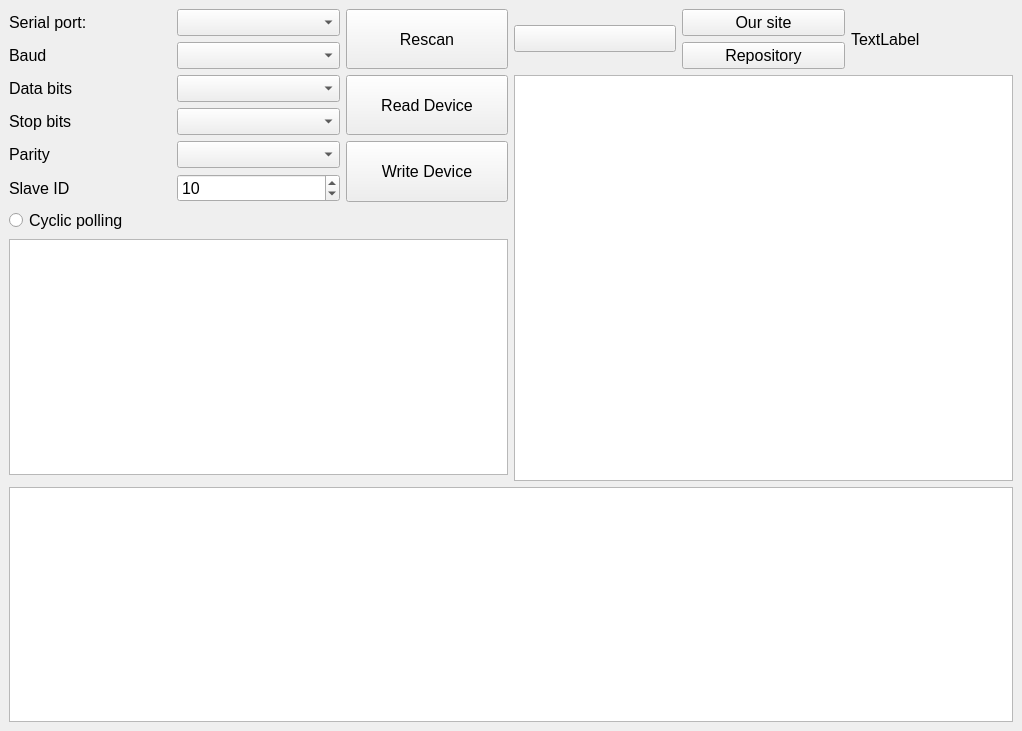
Qt form mainwindow.ui (VarionDrakon/UICD.Configurator) before a commit.
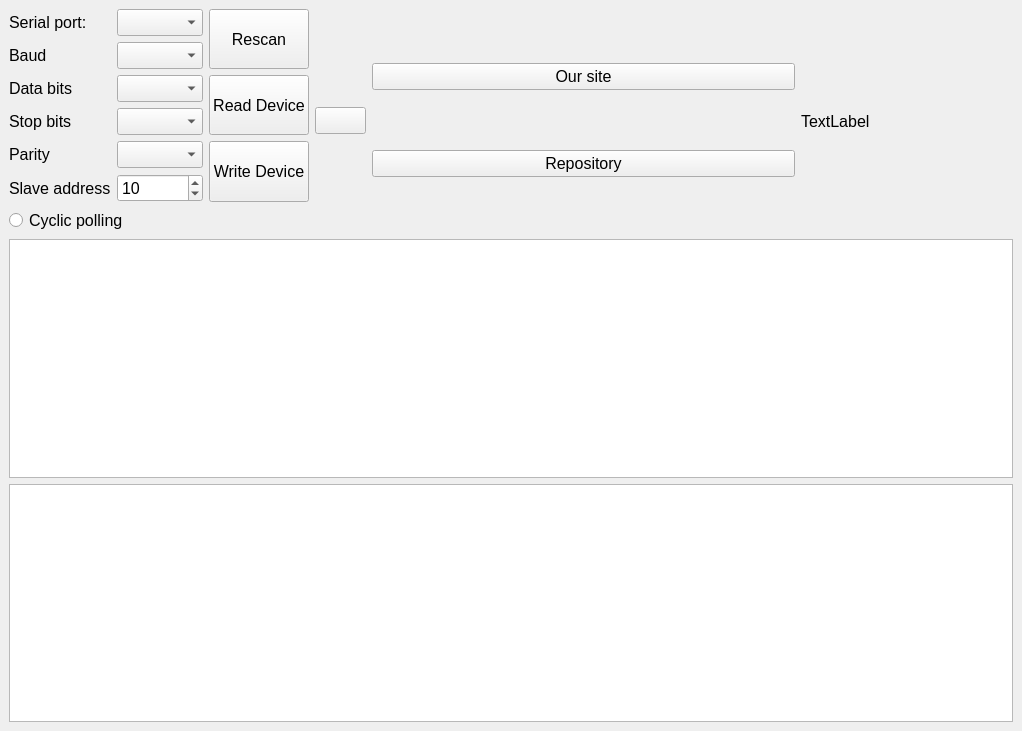
The same form after that commit.

What changed in the file:
```diff
--- a/mainwindow.ui
+++ b/mainwindow.ui
@@ -32,6 +32,12 @@
    <bool>false</bool>
   </property>
   <widget class="QWidget" name="centralwidget">
+   <property name="sizePolicy">
+    <sizepolicy hsizetype="Preferred" vsizetype="Preferred">
+     <horstretch>0</horstretch>
+     <verstretch>0</verstretch>
+    </sizepolicy>
+   </property>
    <layout class="QGridLayout" name="gridLayout" rowstretch="0,0,0,0,0">
     <item row="4" column="0" colspan="2">
      <widget class="QTextBrowser" name="txtbrw_logBrowser">
@@ -68,42 +74,13 @@
       </property>
      </widget>
     </item>
-    <item row="2" column="0">
-     <widget class="QTreeView" name="treeView">
-      <property name="toolTip">
-       <string/>
-      </property>
-      <property name="autoFillBackground">
-       <bool>false</bool>
-      </property>
-      <property name="styleSheet">
-       <string notr="true"/>
-      </property>
-     </widget>
-    </item>
-    <item row="0" column="1">
+    <item row="2" column="0" colspan="2">
+     <layout class="QGridLayout" name="gridLayout_5">
+      <item row="0" column="0">
      <layout class="QGridLayout" name="gridLayout_3">
-      <item row="0" column="2">
-       <layout class="QGridLayout" name="gridLayout_4">
-        <item row="1" column="0">
-         <widget class="QPushButton" name="btnOpenWebRepository">
-          <property name="text">
-           <string>Repository</string>
-          </property>
-         </widget>
-        </item>
-        <item row="0" column="0">
-         <widget class="QPushButton" name="btnOpenWebCompany">
-          <property name="text">
-           <string>Our site</string>
-          </property>
-         </widget>
-        </item>
-       </layout>
-      </item>
       <item row="0" column="0">
        <layout class="QGridLayout" name="gridLayout_2">
-        <item row="0" column="0">
+          <item row="0" column="2">
          <widget class="QPushButton" name="btnChangeTheme">
           <property name="font">
            <font>
@@ -116,36 +93,30 @@
           </property>
          </widget>
         </item>
-       </layout>
-      </item>
-      <item row="0" column="3">
-       <widget class="QLabel" name="lblImageOurCompany">
-        <property name="text">
-         <string>TextLabel</string>
-        </property>
-       </widget>
-      </item>
-     </layout>
-    </item>
-    <item row="1" column="1" rowspan="3">
-     <widget class="QTableView" name="tableView"/>
-    </item>
-    <item row="0" column="0" rowspan="2">
+          <item row="0" column="0" colspan="2">
      <layout class="QGridLayout" name="grid_TableTextModbusConfig">
-      <item row="4" column="1">
-       <widget class="QComboBox" name="cmbx_listStopBits">
-        <property name="styleSheet">
-         <string notr="true"/>
-        </property>
-       </widget>
-      </item>
-      <item row="0" column="1">
-       <widget class="QComboBox" name="cmbx_listSerialPorts">
+            <item row="0" column="4" rowspan="2">
+             <widget class="QPushButton" name="btn_scaningExistSerialPorts">
+              <property name="enabled">
+               <bool>true</bool>
+              </property>
+              <property name="sizePolicy">
+               <sizepolicy hsizetype="Minimum" vsizetype="Minimum">
+                <horstretch>0</horstretch>
+                <verstretch>0</verstretch>
+               </sizepolicy>
+              </property>
+              <property name="acceptDrops">
+               <bool>false</bool>
+              </property>
+              <property name="autoFillBackground">
+               <bool>false</bool>
+              </property>
         <property name="styleSheet">
          <string notr="true"/>
         </property>
-        <property name="sizeAdjustPolicy">
-         <enum>QComboBox::SizeAdjustPolicy::AdjustToMinimumContentsLengthWithIcon</enum>
+              <property name="text">
+               <string>Rescan</string>
         </property>
        </widget>
       </item>
@@ -159,16 +130,6 @@
         </property>
        </widget>
       </item>
-      <item row="4" column="0">
-       <widget class="QLabel" name="label_stopBits">
-        <property name="styleSheet">
-         <string notr="true"/>
-        </property>
-        <property name="text">
-         <string>Stop bits</string>
-        </property>
-       </widget>
-      </item>
       <item row="3" column="0">
        <widget class="QLabel" name="label_dataBits">
         <property name="styleSheet">
@@ -179,14 +140,124 @@
         </property>
        </widget>
       </item>
-      <item row="3" column="1">
+            <item row="3" column="4" rowspan="2">
+             <widget class="QPushButton" name="btn_readChooserDevice">
+              <property name="sizePolicy">
+               <sizepolicy hsizetype="Minimum" vsizetype="Minimum">
+                <horstretch>0</horstretch>
+                <verstretch>0</verstretch>
+               </sizepolicy>
+              </property>
+              <property name="acceptDrops">
+               <bool>false</bool>
+              </property>
+              <property name="text">
+               <string>Read Device</string>
+              </property>
+             </widget>
+            </item>
+            <item row="9" column="0">
+             <widget class="QLabel" name="label_slaveID">
+              <property name="styleSheet">
+               <string notr="true"/>
+              </property>
+              <property name="text">
+               <string>Slave address</string>
+              </property>
+             </widget>
+            </item>
+            <item row="8" column="4" rowspan="2">
+             <widget class="QPushButton" name="btn_writeChooserDevice">
+              <property name="sizePolicy">
+               <sizepolicy hsizetype="Minimum" vsizetype="Minimum">
+                <horstretch>0</horstretch>
+                <verstretch>0</verstretch>
+               </sizepolicy>
+              </property>
+              <property name="acceptDrops">
+               <bool>false</bool>
+              </property>
+              <property name="text">
+               <string>Write Device</string>
+              </property>
+             </widget>
+            </item>
+            <item row="8" column="0">
+             <widget class="QLabel" name="label_parity">
+              <property name="styleSheet">
+               <string notr="true"/>
+              </property>
+              <property name="text">
+               <string>Parity</string>
+              </property>
+             </widget>
+            </item>
+            <item row="4" column="0">
+             <widget class="QLabel" name="label_stopBits">
+              <property name="styleSheet">
+               <string notr="true"/>
+              </property>
+              <property name="text">
+               <string>Stop bits</string>
+              </property>
+             </widget>
+            </item>
+            <item row="1" column="0">
+             <widget class="QLabel" name="label_baudRate">
+              <property name="styleSheet">
+               <string notr="true"/>
+              </property>
+              <property name="text">
+               <string>Baud</string>
+              </property>
+             </widget>
+            </item>
+            <item row="10" column="0" colspan="5">
+             <widget class="QRadioButton" name="rdbtn_cyclingPolling">
+              <property name="text">
+               <string>Cyclic polling</string>
+              </property>
+             </widget>
+            </item>
+            <item row="0" column="1" colspan="3">
+             <widget class="QComboBox" name="cmbx_listSerialPorts">
+              <property name="styleSheet">
+               <string notr="true"/>
+              </property>
+              <property name="sizeAdjustPolicy">
+               <enum>QComboBox::SizeAdjustPolicy::AdjustToMinimumContentsLengthWithIcon</enum>
+              </property>
+             </widget>
+            </item>
+            <item row="1" column="1" colspan="3">
+             <widget class="QComboBox" name="cmbx_listBaudrate">
+              <property name="styleSheet">
+               <string notr="true"/>
+              </property>
+             </widget>
+            </item>
+            <item row="3" column="1" colspan="3">
        <widget class="QComboBox" name="cmbx_listDataBits">
         <property name="styleSheet">
          <string notr="true"/>
         </property>
        </widget>
       </item>
-      <item row="9" column="1">
+            <item row="4" column="1" colspan="3">
+             <widget class="QComboBox" name="cmbx_listStopBits">
+              <property name="styleSheet">
+               <string notr="true"/>
+              </property>
+             </widget>
+            </item>
+            <item row="8" column="1" colspan="3">
+             <widget class="QComboBox" name="cmbx_listParity">
+              <property name="styleSheet">
+               <string notr="true"/>
+              </property>
+             </widget>
+            </item>
+            <item row="9" column="1" colspan="3">
        <widget class="QSpinBox" name="spnbx_listSlaveID">
         <property name="styleSheet">
          <string notr="true"/>
@@ -205,116 +276,42 @@
         </property>
        </widget>
       </item>
-      <item row="1" column="1">
-       <widget class="QComboBox" name="cmbx_listBaudrate">
-        <property name="styleSheet">
-         <string notr="true"/>
+           </layout>
+          </item>
+         </layout>
+        </item>
+        <item row="0" column="3">
+         <widget class="QLabel" name="lblImageOurCompany">
+          <property name="text">
+           <string>TextLabel</string>
         </property>
        </widget>
       </item>
+        <item row="0" column="1" colspan="2">
+         <layout class="QGridLayout" name="gridLayout_4">
       <item row="1" column="0">
-       <widget class="QLabel" name="label_baudRate">
-        <property name="styleSheet">
-         <string notr="true"/>
-        </property>
+           <widget class="QPushButton" name="btnOpenWebRepository">
         <property name="text">
-         <string>Baud</string>
+             <string>Repository</string>
         </property>
        </widget>
       </item>
-      <item row="8" column="0">
-       <widget class="QLabel" name="label_parity">
-        <property name="styleSheet">
-         <string notr="true"/>
-        </property>
+          <item row="0" column="0">
+           <widget class="QPushButton" name="btnOpenWebCompany">
         <property name="text">
-         <string>Parity</string>
+             <string>Our site</string>
         </property>
        </widget>
       </item>
-      <item row="9" column="0">
-       <widget class="QLabel" name="label_slaveID">
-        <property name="styleSheet">
-         <string notr="true"/>
-        </property>
-        <property name="text">
-         <string>Slave ID</string>
-        </property>
-       </widget>
-      </item>
-      <item row="8" column="1">
-       <widget class="QComboBox" name="cmbx_listParity">
-        <property name="styleSheet">
-         <string notr="true"/>
-        </property>
-       </widget>
+         </layout>
+        </item>
+       </layout>
       </item>
-      <item row="8" column="2" rowspan="2">
-       <widget class="QPushButton" name="btn_writeChooserDevice">
-        <property name="sizePolicy">
-         <sizepolicy hsizetype="Minimum" vsizetype="Minimum">
-          <horstretch>0</horstretch>
-          <verstretch>0</verstretch>
-         </sizepolicy>
-        </property>
-        <property name="acceptDrops">
-         <bool>false</bool>
-        </property>
-        <property name="text">
-         <string>Write Device</string>
-        </property>
-       </widget>
-      </item>
-      <item row="3" column="2" rowspan="2">
-       <widget class="QPushButton" name="btn_readChooserDevice">
-        <property name="sizePolicy">
-         <sizepolicy hsizetype="Minimum" vsizetype="Minimum">
-          <horstretch>0</horstretch>
-          <verstretch>0</verstretch>
-         </sizepolicy>
-        </property>
-        <property name="acceptDrops">
-         <bool>false</bool>
-        </property>
-        <property name="text">
-         <string>Read Device</string>
-        </property>
-       </widget>
-      </item>
-      <item row="0" column="2" rowspan="2">
-       <widget class="QPushButton" name="btn_scaningExistSerialPorts">
-        <property name="enabled">
-         <bool>true</bool>
-        </property>
-        <property name="sizePolicy">
-         <sizepolicy hsizetype="Minimum" vsizetype="Minimum">
-          <horstretch>0</horstretch>
-          <verstretch>0</verstretch>
-         </sizepolicy>
-        </property>
-        <property name="acceptDrops">
-         <bool>false</bool>
-        </property>
-        <property name="autoFillBackground">
-         <bool>false</bool>
-        </property>
-        <property name="styleSheet">
-         <string notr="true"/>
-        </property>
-        <property name="text">
-         <string>Rescan</string>
-        </property>
-       </widget>
-      </item>
-      <item row="10" column="0" colspan="3">
-       <widget class="QRadioButton" name="rdbtn_cyclingPolling">
-        <property name="text">
-         <string>Cyclic polling</string>
-        </property>
-       </widget>
-      </item>
      </layout>
     </item>
+    <item row="3" column="0" colspan="2">
+     <widget class="QTableView" name="tableView"/>
+    </item>
    </layout>
   </widget>
  </widget>
```
Lines whose indentation alone changed are shown as unchanged.
